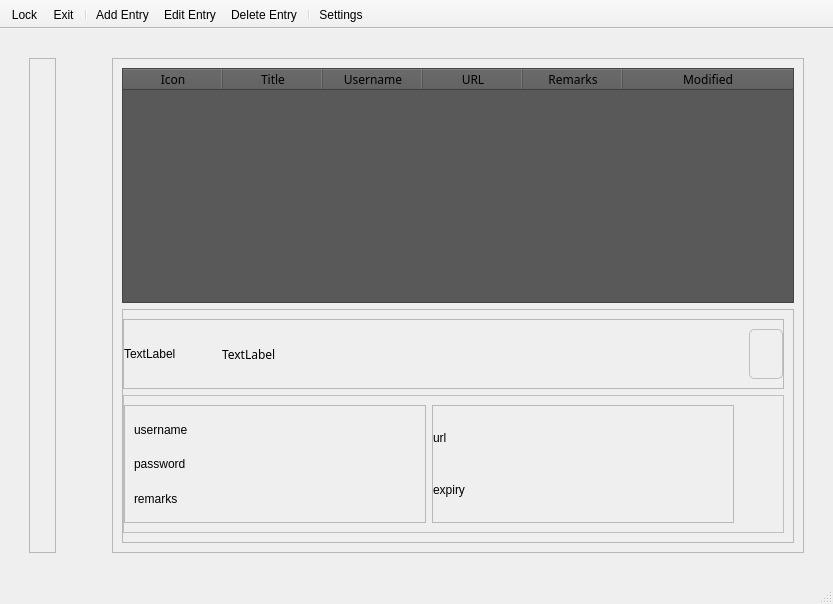
Above: password_manager.ui from Quinz7339/CIPM before the change. Below: the same form after it.
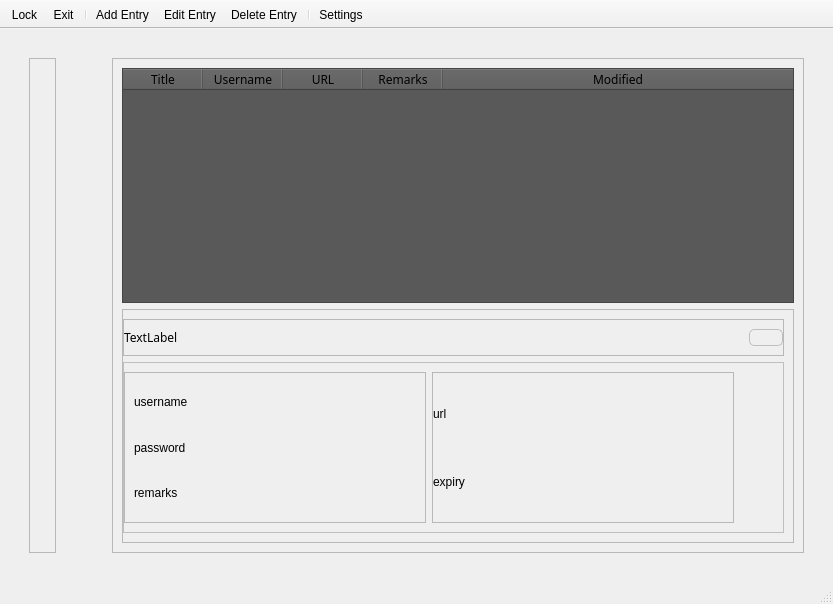
That is the form after the change. The open tabs and pages were chosen to show the change. Icons and pictures are not drawn.

The edit to the form file:
```diff
--- a/password_manager.ui
+++ b/password_manager.ui
@@ -110,6 +110,9 @@
                <family>HYWenHei</family>
               </font>
              </property>
+             <property name="layoutDirection">
+              <enum>Qt::LeftToRight</enum>
+             </property>
              <property name="autoFillBackground">
               <bool>true</bool>
              </property>
@@ -126,12 +129,21 @@
              <property name="editTriggers">
               <set>QAbstractItemView::NoEditTriggers</set>
              </property>
+             <property name="alternatingRowColors">
+              <bool>true</bool>
+             </property>
              <property name="selectionMode">
               <enum>QAbstractItemView::SingleSelection</enum>
              </property>
              <property name="selectionBehavior">
               <enum>QAbstractItemView::SelectRows</enum>
              </property>
+             <property name="iconSize">
+              <size>
+               <width>52</width>
+               <height>52</height>
+              </size>
+             </property>
              <property name="showGrid">
               <bool>false</bool>
              </property>
@@ -141,9 +153,15 @@
              <property name="wordWrap">
               <bool>false</bool>
              </property>
+             <attribute name="horizontalHeaderVisible">
+              <bool>true</bool>
+             </attribute>
              <attribute name="horizontalHeaderCascadingSectionResizes">
               <bool>true</bool>
              </attribute>
+             <attribute name="horizontalHeaderDefaultSectionSize">
+              <number>80</number>
+             </attribute>
              <attribute name="horizontalHeaderShowSortIndicator" stdset="0">
               <bool>false</bool>
              </attribute>
@@ -159,11 +177,6 @@
              <attribute name="verticalHeaderShowSortIndicator" stdset="0">
               <bool>false</bool>
              </attribute>
-             <column>
-              <property name="text">
-               <string>Icon</string>
-              </property>
-             </column>
              <column>
               <property name="text">
                <string>Title</string>
@@ -233,41 +246,6 @@
                  <property name="rightMargin">
                   <number>0</number>
                  </property>
-                 <item>
-                  <widget class="QLabel" name="lbl_credIcon">
-                   <property name="sizePolicy">
-                    <sizepolicy hsizetype="Maximum" vsizetype="Maximum">
-                     <horstretch>0</horstretch>
-                     <verstretch>0</verstretch>
-                    </sizepolicy>
-                   </property>
-                   <property name="minimumSize">
-                    <size>
-                     <width>50</width>
-                     <height>50</height>
-                    </size>
-                   </property>
-                   <property name="text">
-                    <string>TextLabel</string>
-                   </property>
-                  </widget>
-                 </item>
-                 <item>
-                  <spacer name="horizontalSpacer_2">
-                   <property name="orientation">
-                    <enum>Qt::Horizontal</enum>
-                   </property>
-                   <property name="sizeType">
-                    <enum>QSizePolicy::Preferred</enum>
-                   </property>
-                   <property name="sizeHint" stdset="0">
-                    <size>
-                     <width>40</width>
-                     <height>10</height>
-                    </size>
-                   </property>
-                  </spacer>
-                 </item>
                  <item>
                   <widget class="QLabel" name="lbl_credTitle">
                    <property name="font">
```
Left out of the diff: 2 changed lines with no effect on the pictures.
